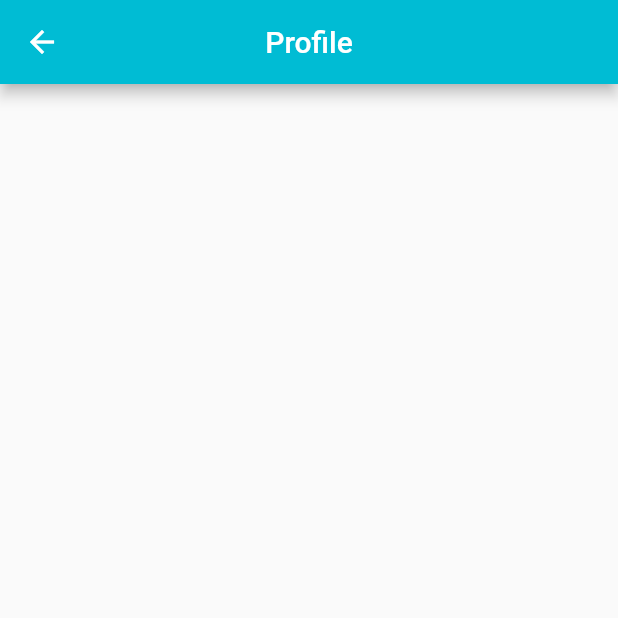
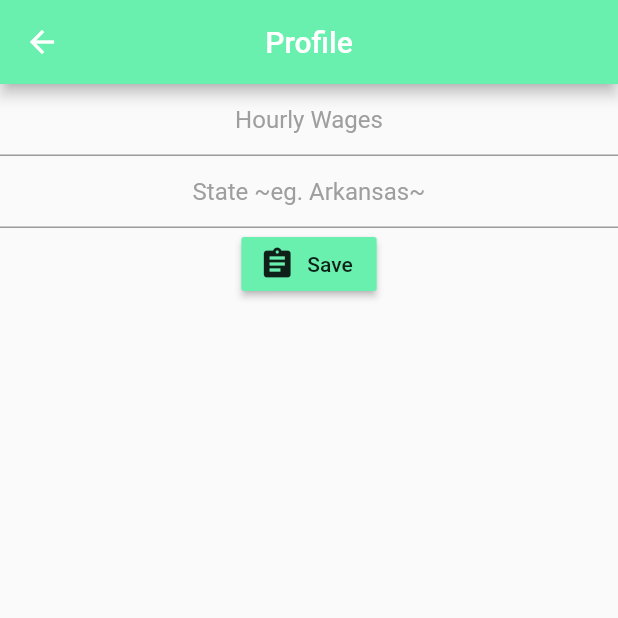
Before and after one commit to cayubweeums/CheckCalculatorApp, a Flutter app: the ProfilePage screen opened by its route, on a phone screen of 412 x 824 dp, the top half of it. Run offline on Flutter 3.47's test engine with Material 2 defaults, Android fonts, the phone set to English and light mode, and no system bars.

Commit message:
Editting Layout of Code on GitHub
Moving files to make the layout on here more intuitive

```diff
--- a/check_calculator_app/lib/profile_page.dart
+++ b/check_calculator_app/lib/profile_page.dart
@@ -5,14 +5,89 @@ class ProfilePage extends StatefulWidget{
   State createState() => new ProfilePageState();
 }
 
+
+class User {
+  static double hourlyWage = 10;
+  static String state = "Arkansas";
+  static double takeHomeSalary = 0.8341;
+  static double federalIncome = 0.0645;
+  static double stateIncome = 0.0249;
+  static double socialSecurity = 0.0620;
+  static double medicare = 0.0145;
+}
+
+
+
 class ProfilePageState extends State<ProfilePage> {
+
+
+  final TextEditingController stateWorkingIn = new TextEditingController(text: "");
+  final TextEditingController hourlyWages = new TextEditingController(text: "");
+
+
+  // List<double> _arkansasTax = [0.0645,0.0249,0.0620,0.0145];
+
+
+  void _saveInfo(){
+    User.state = stateWorkingIn.toString();
+    User.hourlyWage = double.parse(hourlyWages.text);
+    setStateTax();
+  }
+
+
+  void setStateTax() {
+    if(User.state == "Arkansas"){
+      // User.federalIncome = _arkansasTax[0];
+      // User.stateIncome = _arkansasTax[1];
+      // User.socialSecurity = _arkansasTax[2];
+      // User.medicare = _arkansasTax[3];
+    }
+  }
+
+
+
   @override
   Widget build(BuildContext context) {
     return Scaffold(
       appBar: new AppBar(
         title: new Text("Profile"),
         centerTitle: true,
-        backgroundColor: Colors.cyan,
+        backgroundColor: Colors.greenAccent,
+      ),
+      body: Container(
+        child: Column(
+          mainAxisAlignment: MainAxisAlignment.start,
+          children: <Widget>[
+            new TextField(
+              keyboardType: TextInputType.numberWithOptions(signed: false, decimal: true),
+              textAlign: TextAlign.center,
+              controller: hourlyWages,
+              decoration: InputDecoration(
+                hintText: "Hourly Wages",
+                hintStyle: TextStyle(
+                  color: Colors.grey
+                )
+              ),
+            ),
+            new TextField(
+              keyboardType: TextInputType.text,
+              textAlign: TextAlign.center,
+              controller: stateWorkingIn,
+              decoration: InputDecoration(
+                  hintText: "State ~eg. Arkansas~",
+                  hintStyle: TextStyle(
+                      color: Colors.grey
+                  )
+              ),
+            ),
+            new RaisedButton.icon(
+              onPressed: _saveInfo,
+              icon: Icon(Icons.assignment),
+              color: Colors.greenAccent,
+              label: Text("Save"),
+            )
+          ],
+        ),
       ),
     );
   }
```
Also changed, not shown: check_calculator_app/lib/calculate_page.dart (+31 -4 lines), check_calculator_app/lib/home_page.dart (+18 -35 lines), check_calculator_app/lib/main.dart (+57 -2 lines).
